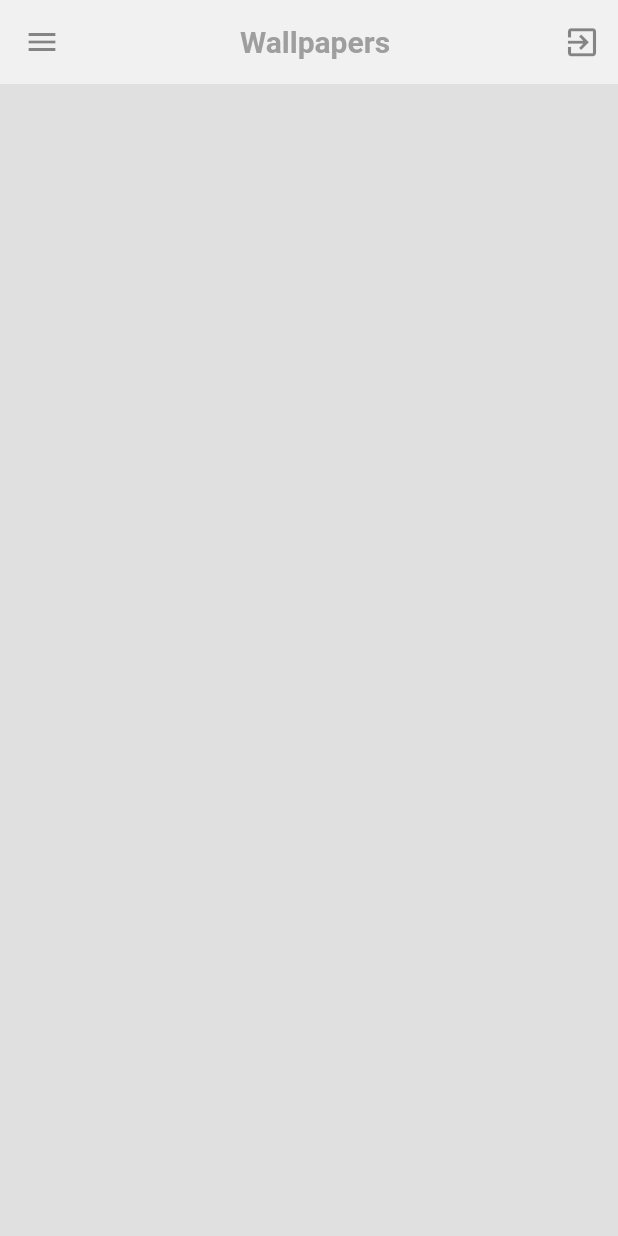
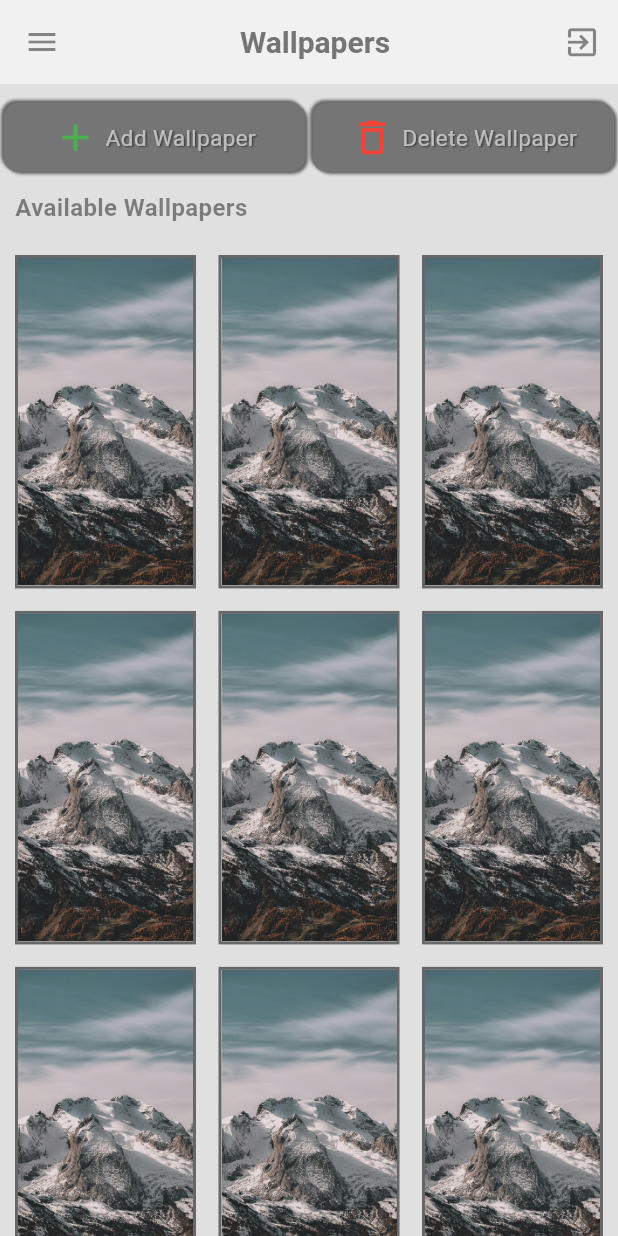
Before and after one commit to AyushisPro2011/Advalls, a Flutter app: the BrowseWallpapersPage screen opened by its route, on a phone screen of 412 x 824 dp. Run offline on Flutter 3.47's test engine with Material 3 defaults, Android fonts, the light colour scheme and no system bars.

Commit message:
Theme switching and Dark Mode implemented, BrowseWallpaper Page UI created, minor bug fixes and a few minor changes

```diff
--- a/lib/Widgets/XLabel.dart
+++ b/lib/Widgets/XLabel.dart
@@ -9,7 +9,7 @@ class XLabel extends StatelessWidget {
     final ColorScheme colors = Theme.of(context).colorScheme;
 
     return Padding(
-      padding: EdgeInsets.all(10.0),
+      padding: const EdgeInsets.all(10.0),
       child: Text(
         text,
         style: TextStyle(
--- a/lib/pages/BrowseWallpapersPage.dart
+++ b/lib/pages/BrowseWallpapersPage.dart
@@ -1,4 +1,5 @@
 import 'package:advalls/Widgets/XDrawer.dart';
+import 'package:advalls/Widgets/XLabel.dart';
 import 'package:flutter/material.dart';
 import 'package:flutter/services.dart';
 
@@ -19,7 +20,8 @@ class BrowseWallpapersPage extends StatelessWidget {
               style: TextStyle(
                 color: colors.primary,
                 fontSize: 20.0,
-                  fontWeight: FontWeight.bold),
+                fontWeight: FontWeight.bold,
+              ),
               textAlign: TextAlign.center,
             ),
           ],
@@ -33,11 +35,124 @@ class BrowseWallpapersPage extends StatelessWidget {
             icon: const Icon(
               Icons.exit_to_app,
               size: 25.0,
-              ))
+            ),
+          ),
         ],
       ),
-      body: const Column(),
+      body: Column(
+        crossAxisAlignment: CrossAxisAlignment.start,
+        children: [
+          Container(
+            margin: const EdgeInsets.only(top: 10.0),
+            child: Row(
+              children: [
+                XBrowseActionButton(
+                  context,
+                  Icons.add,
+                  "Add Wallpaper",
+                  Colors.green,
+                ),
+                XBrowseActionButton(
+                  context,
+                  Icons.delete_outline,
+                  "Delete Wallpaper",
+                  Colors.red,
+                ),
+              ],
+            ),
+          ),
+          const XLabel(text: "Available Wallpapers"),
+          // Expanded to allow GridView to take up remaining space
+          Expanded(
+            child: GridView.builder(
+              padding: const EdgeInsets.all(5.0),
+              gridDelegate: const SliverGridDelegateWithFixedCrossAxisCount(
+                crossAxisCount: 3,
+                crossAxisSpacing: 5.0,
+                mainAxisSpacing: 5.0,
+                childAspectRatio: 9 / 16,
+              ),
+              itemCount: 15, // Number of wallpaper items
+              itemBuilder: (context, index) {
+                return WallpaperView(context);
+              },
+            ),
+          ),
+        ],
+      ),
       drawer: const Xdrawer(),
     );
   }
+
+  // WallpaperView method with adaptive container size
+  Widget WallpaperView(BuildContext context) {
+    final ColorScheme colors = Theme.of(context).colorScheme;
+    return Container(
+      margin: const EdgeInsets.all(5.0),
+      decoration: BoxDecoration(
+        border: Border.all(width: 2.0, color: colors.outline),
+      ),
+      child: Image.asset(
+        "lib/assets/WallpaperTest.jpg",
+        fit: BoxFit.cover,
+      ),
+    );
   }
+
+  // XBrowseActionButton method with flexible design
+  Expanded XBrowseActionButton(
+    BuildContext context,
+    IconData icon,
+    String text,
+    Color iconColor,
+  ) {
+    final ColorScheme colors = Theme.of(context).colorScheme;
+    return Expanded(
+      child: Container(
+        margin: const EdgeInsets.all(2.5),
+        padding: const EdgeInsets.symmetric(vertical: 8.0),
+        decoration: BoxDecoration(
+          borderRadius: BorderRadius.circular(10),
+          color: colors.primary,
+          boxShadow: [
+            BoxShadow(
+              color: colors.outline,
+              offset: const Offset(-1.5, -1.5),
+              blurRadius: 1.0,
+            ),
+            BoxShadow(
+              color: colors.outline,
+              offset: const Offset(1.5, 1.5),
+              blurRadius: 1.0,
+            ),
+          ],
+        ),
+        child: Row(
+          mainAxisAlignment: MainAxisAlignment.center,
+          children: [
+            Icon(
+              icon,
+              color: iconColor,
+              size: 30.0,
+            ),
+            const SizedBox(width: 5.0),
+            Text(
+              text,
+              style: TextStyle(
+                color: colors.onPrimary,
+                fontSize: 15.0,
+                shadows: [
+                  Shadow(
+                    offset: const Offset(1.0, 1.0),
+                    blurRadius: 1.0,
+                    color: colors.outline,
+                  ),
+                ],
+              ),
+            ),
+          ],
+        ),
+      ),
+    );
+  }
+}
--- a/lib/themes/ThemeData.dart
+++ b/lib/themes/ThemeData.dart
@@ -4,11 +4,21 @@ ThemeData lightmode = ThemeData(
     colorScheme: ColorScheme.light(
         onSurface: Colors.black45,
         surface: Colors.grey.shade300,
-        primary: Colors.grey.shade500,
+        primary: Colors.grey.shade600,
         onPrimary: Colors.white60,
         secondary: Colors.grey.shade300,
         tertiary: Colors.blueGrey.shade100,
         outline: Colors.black54,
         shadow: Colors.white38,
         inverseSurface: Colors.white54));
-ThemeData darkmode = ThemeData(colorScheme: const ColorScheme.dark());
+ThemeData darkmode = ThemeData(
+    colorScheme: const ColorScheme.dark(
+        onSurface: Color.fromARGB(255, 173, 173, 173),
+        surface: Colors.black87,
+        primary: Color.fromARGB(255, 192, 192, 192),
+        onPrimary: Color.fromARGB(137, 63, 59, 59),
+        secondary: Color.fromARGB(255, 74, 70, 70),
+        tertiary: Colors.blueGrey,
+        outline: Color.fromARGB(137, 237, 230, 230),
+        shadow: Color.fromARGB(97, 41, 38, 38),
+        inverseSurface: Color.fromARGB(137, 134, 127, 127)));
--- /dev/null
+++ b/lib/themes/themeProvider.dart
@@ -0,0 +1,21 @@
+import 'package:advalls/themes/ThemeData.dart';
+import 'package:flutter/material.dart';
+
+class Themeprovider extends ChangeNotifier {
+  ThemeData _themeData = lightmode;
+  ThemeData get themeData => _themeData;
+  bool get isDarkMode => _themeData == darkmode;
+
+  set themeData(ThemeData themeData) {
+    _themeData = themeData;
+    notifyListeners();
+  }
+
+  void toggleThemes() {
+    if (_themeData == lightmode) {
+      themeData = darkmode;
+    } else {
+      themeData = lightmode;
+    }
+  }
+}
--- a/pubspec.yaml
+++ b/pubspec.yaml
@@ -35,6 +35,7 @@ dependencies:
   # The following adds the Cupertino Icons font to your application.
   # Use with the CupertinoIcons class for iOS style icons.
   cupertino_icons: ^1.0.8
+  provider: ^6.1.2
 
 dev_dependencies:
   flutter_test:
@@ -59,9 +60,8 @@ flutter:
   uses-material-design: true
 
   # To add assets to your application, add an assets section, like this:
-  # assets:
-  #   - images/a_dot_burr.jpeg
-  #   - images/a_dot_ham.jpeg
+  assets:
+  - lib/assets/WallpaperTest.jpg
 
   # An image asset can refer to one or more resolution-specific "variants", see
   # https://flutter.dev/to/resolution-aware-images
```
Also changed, not shown: lib/Widgets/XIconLabelButton.dart (+4 -4 lines), lib/Widgets/XToggle.dart (+12 -23 lines), lib/main.dart (+7 -3 lines), lib/pages/Homepage.dart (+17 -9 lines), lib/pages/SettingsPage.dart (+19 -11 lines), lib/assets/WallpaperTest.jpg (added), pubspec.lock. Lines whose indentation alone changed are shown as unchanged.
